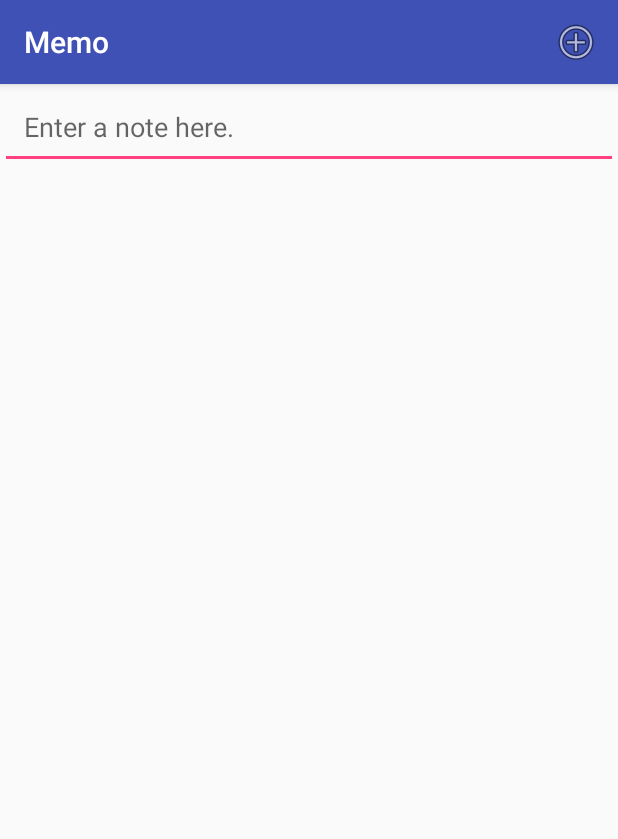
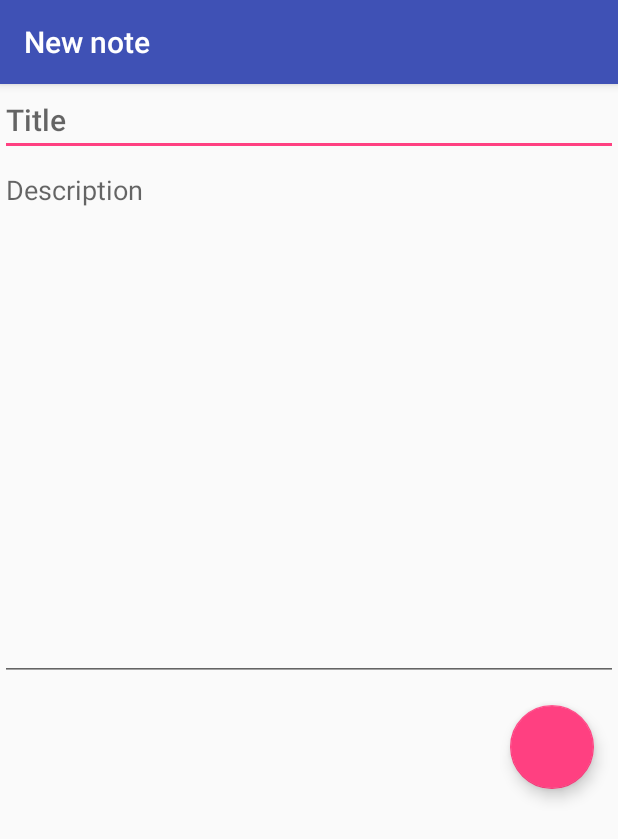
Before and after one commit to odinuts/memo, an Android app: the TakeNote screen opened directly, with no data from a screen before it, on a phone screen of 412 x 824 dp. Shown: the top 839 px of the screen. Run offline under Robolectric (Android 15) with nearby library versions, the phone set to English and light mode, and no system bars; libraries missing offline, so code that uses them is left out: io.realm; 1 statement that could not run was skipped.

```diff
--- a/app/src/main/java/com/odinuts/memo/activities/TakeNote.java
+++ b/app/src/main/java/com/odinuts/memo/activities/TakeNote.java
@@ -1,11 +1,11 @@
 package com.odinuts.memo.activities;
 
 import android.os.Bundle;
+import android.support.design.widget.FloatingActionButton;
+import android.support.v7.app.ActionBar;
 import android.support.v7.app.AppCompatActivity;
 import android.support.v7.widget.Toolbar;
-import android.util.Log;
-import android.view.Menu;
-import android.view.MenuItem;
+import android.view.View;
 import android.widget.EditText;
 
 import com.odinuts.memo.R;
@@ -14,40 +14,34 @@ import com.odinuts.memo.model.NotesHelper;
 import io.realm.Realm;
 
 public class TakeNote extends AppCompatActivity {
-    private EditText mEditText;
-    private Realm mRealm;
-    private Menu mMenu;
-    private String noteText;
-    private Toolbar mToolbar;
+    private Realm realm;
 
     @Override
     protected void onCreate(Bundle savedInstanceState) {
         super.onCreate(savedInstanceState);
         setContentView(R.layout.activity_take_note);
-        mToolbar = (Toolbar) findViewById(R.id.toolbar);
-        setSupportActionBar(mToolbar);
+        realm = Realm.getDefaultInstance();
 
-        mRealm = Realm.getDefaultInstance();
-        mEditText = (EditText) findViewById(R.id.edit_text);
+        Toolbar toolbar = (Toolbar) findViewById(R.id.toolbar);
+        setSupportActionBar(toolbar);
+        ActionBar actionBar = getSupportActionBar();
+        actionBar.setTitle(R.string.new_note);
+
+        final EditText title = (EditText) findViewById(R.id.title_edit_text);
+        final EditText desc = (EditText) findViewById(R.id.description_edit_text);
+
+        FloatingActionButton fab = (FloatingActionButton) findViewById(R.id.add_note_fab);
+        fab.setOnClickListener(new View.OnClickListener() {
+            @Override
+            public void onClick(View v) {
+                NotesHelper.addItem(realm, title.getText().toString(), desc.getText().toString());
+            }
+        });
     }
 
     @Override
-    public boolean onCreateOptionsMenu(Menu menu) {
-        this.mMenu = menu;
-        getMenuInflater().inflate(R.menu.note_options, mMenu);
-        return true;
-    }
-
-    @Override
-    public boolean onOptionsItemSelected(MenuItem item) {
-        int id = item.getItemId();
-        switch (id) {
-            case R.id.action_add:
-                NotesHelper.addItemAsync(mRealm, mEditText.getText().toString());
-                Log.d("ADD", "Here");
-                return true;
-            default:
-                return super.onOptionsItemSelected(item);
-        }
+    protected void onDestroy() {
+        super.onDestroy();
+        realm.close();
     }
 }
--- a/app/src/main/res/layout/activity_main.xml
+++ b/app/src/main/res/layout/activity_main.xml
@@ -28,7 +28,6 @@
         app:layout_behavior="@string/appbar_scrolling_view_behavior">
     </android.support.v7.widget.RecyclerView>
 
-
     <android.support.design.widget.FloatingActionButton
         android:id="@+id/add_fab"
         android:layout_width="wrap_content"
--- a/app/src/main/res/layout/activity_take_note.xml
+++ b/app/src/main/res/layout/activity_take_note.xml
@@ -22,12 +22,26 @@
     </android.support.design.widget.AppBarLayout>
 
     <EditText
-        android:id="@+id/edit_text"
+        android:id="@+id/title_edit_text"
         android:layout_width="match_parent"
         android:layout_height="wrap_content"
-        android:ems="10"
-        android:hint="@string/enter_note"
-        android:inputType="textMultiLine|textCapSentences"
-        android:padding="16dp"/>
+        android:hint="@string/note_title_hint"
+        android:singleLine="true"
+        android:textAppearance="@style/TextAppearance.AppCompat.Title"/>
+
+    <EditText
+        android:id="@+id/description_edit_text"
+        android:layout_width="match_parent"
+        android:layout_height="350dp"
+        android:gravity="top"
+        android:hint="@string/note_desc_hint"/>
+
+    <android.support.design.widget.FloatingActionButton
+        android:id="@+id/add_note_fab"
+        android:layout_width="wrap_content"
+        android:layout_height="wrap_content"
+        android:layout_gravity="bottom|right"
+        android:layout_margin="16dp"
+        app:fabSize="normal"/>
 
 </LinearLayout>
--- a/app/src/main/res/values/strings.xml
+++ b/app/src/main/res/values/strings.xml
@@ -1,5 +1,8 @@
 <resources>
     <string name="app_name">Memo</string>
-    <string name="enter_note">Enter a note here.</string>
-    <string name="add">Add</string>
+    <string name="note_title_hint">Title</string>
+    <string name="note_desc_hint">Description</string>
+    <string name="add">Add note</string>
+    <string name="new_note">New note</string>
+    <string name="notes_list">Notes</string>
 </resources>
```
Also changed, not shown: app/src/main/java/com/odinuts/memo/activities/MainActivity.java (+21 -21 lines), app/src/main/java/com/odinuts/memo/adapters/MyRecyclerViewAdapter.java (+9 -24 lines), app/src/main/java/com/odinuts/memo/model/Note.java (+18 -52 lines), app/src/main/java/com/odinuts/memo/model/NotesHelper.java (+15 -25 lines), app/src/main/res/layout/item_note.xml (+20 -4 lines), app/src/main/res/values/styles.xml (+8 -0 lines).
